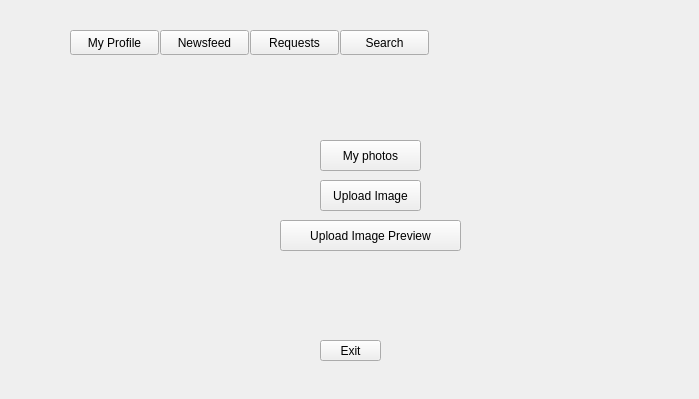
The window that home.ui (Oschart/PeerGUI) describes before a commit, drawn with Qt 5.
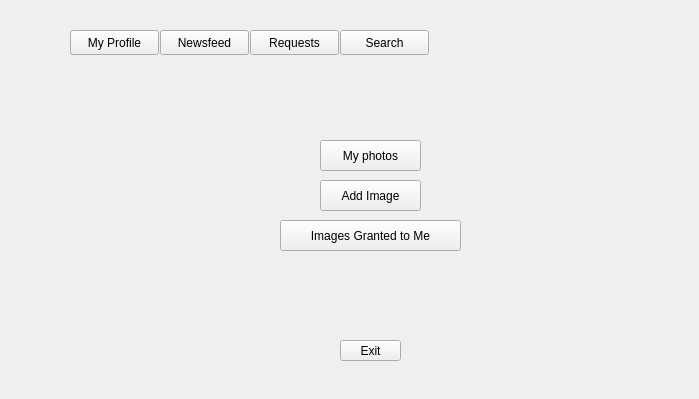
The same window after the commit. The open tabs and pages were chosen to show the change.

The edit to the form file:
```diff
--- a/home.ui
+++ b/home.ui
@@ -22,7 +22,7 @@
   <widget class="QPushButton" name="pushButton_3">
    <property name="geometry">
     <rect>
-     <x>320</x>
+     <x>340</x>
      <y>340</y>
      <width>61</width>
      <height>21</height>
@@ -115,7 +115,7 @@
       </rect>
      </property>
      <property name="text">
-      <string>Upload Image</string>
+      <string>Add Image</string>
      </property>
     </widget>
     <widget class="QPushButton" name="pushButton_4">
@@ -128,7 +128,7 @@
       </rect>
      </property>
      <property name="text">
-      <string>Upload Image Preview</string>
+      <string>Images Granted to Me</string>
      </property>
     </widget>
    </widget>
```
